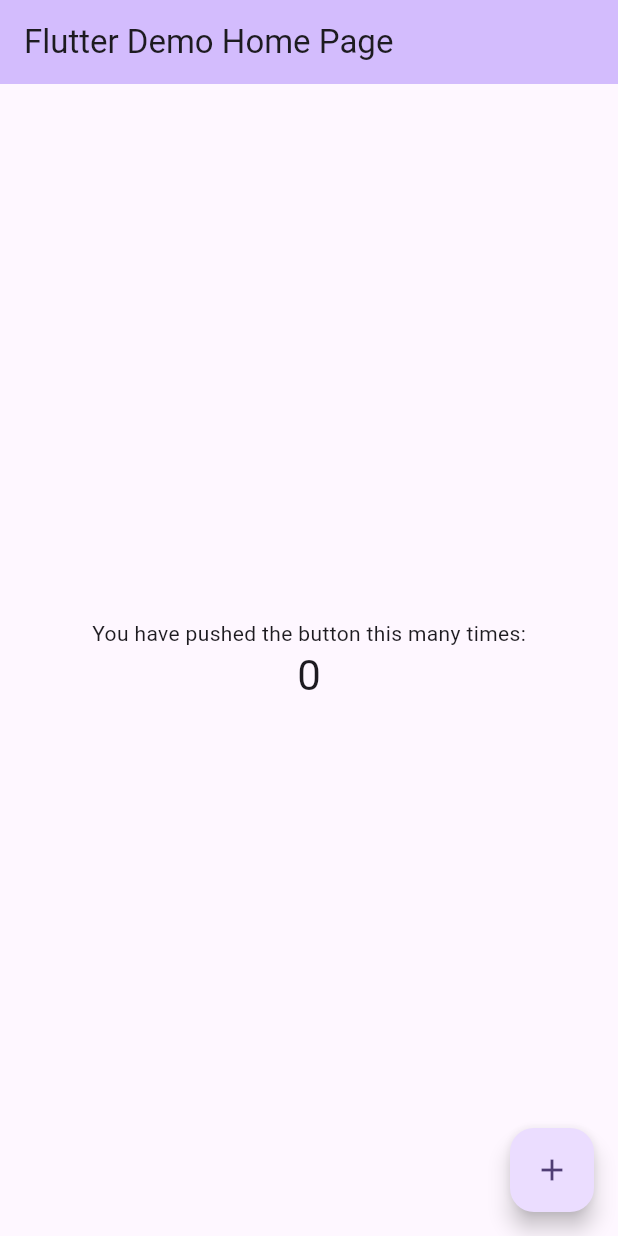
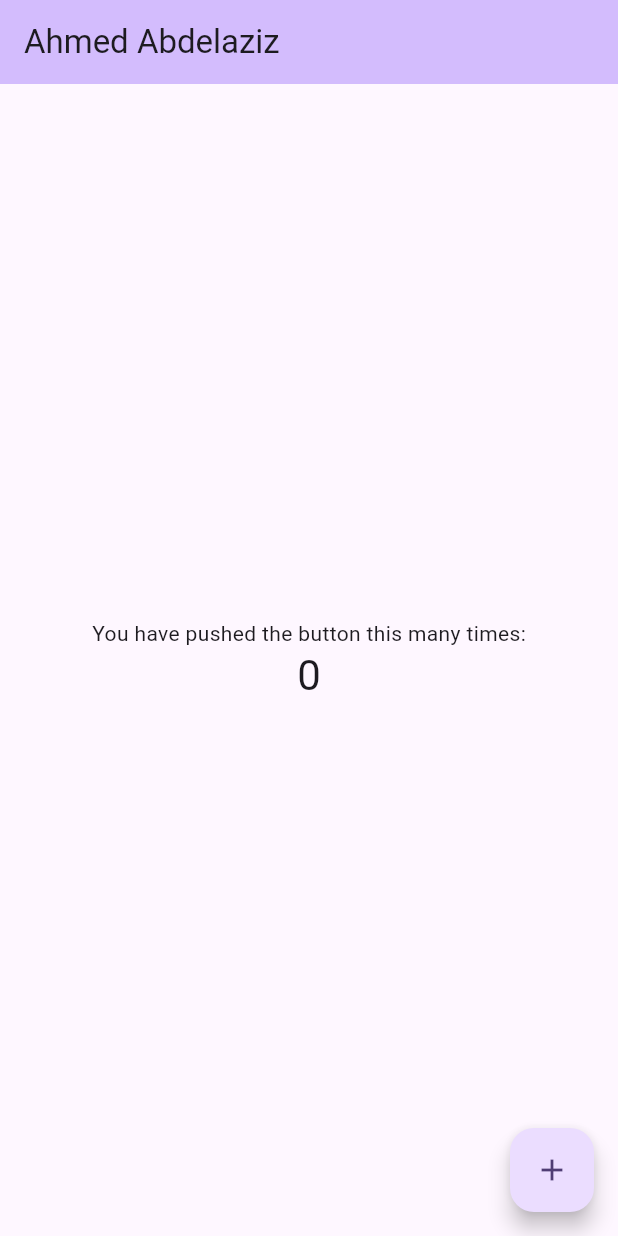
Before and after one commit to ahmed-ro1/test, a Flutter app: the screen it shows after launch, on a phone screen of 412 x 824 dp. Run offline on Flutter 3.47's test engine with Material 3 defaults, Android fonts, the phone set to English and light mode, and no system bars.

Commit message:
update name

```diff
--- a/lib/main.dart
+++ b/lib/main.dart
@@ -31,7 +31,7 @@ class MyApp extends StatelessWidget {
         colorScheme: ColorScheme.fromSeed(seedColor: Colors.deepPurple),
         useMaterial3: true,
       ),
-      home: const MyHomePage(title: 'Flutter Demo Home Page'),
+      home: const MyHomePage(title: 'Ahmed Abdelaziz'),
     );
   }
 }
```
